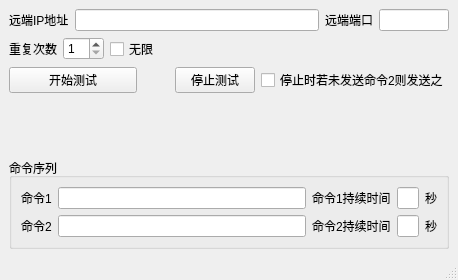
Qt form mainwindow.ui (curious-heart/command_repeater) before a commit.
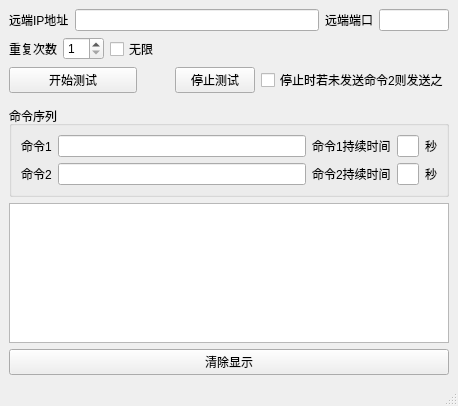
The same form after that commit.

Commit message: Add info-disp; fix idx counter bug.

```diff
--- a/mainwindow.ui
+++ b/mainwindow.ui
@@ -7,7 +7,7 @@
     <x>0</x>
     <y>0</y>
     <width>458</width>
-    <height>280</height>
+    <height>406</height>
    </rect>
   </property>
   <property name="sizePolicy">
@@ -176,7 +176,11 @@
             </widget>
            </item>
            <item>
-            <widget class="QLineEdit" name="cmd1ContentLEdit"/>
+            <widget class="QLineEdit" name="cmd1ContentLEdit">
+             <property name="readOnly">
+              <bool>true</bool>
+             </property>
+            </widget>
            </item>
           </layout>
          </item>
@@ -215,7 +219,11 @@
             </widget>
            </item>
            <item>
-            <widget class="QLineEdit" name="cmd2ContentLEdit"/>
+            <widget class="QLineEdit" name="cmd2ContentLEdit">
+             <property name="readOnly">
+              <bool>true</bool>
+             </property>
+            </widget>
            </item>
           </layout>
          </item>
@@ -229,7 +237,11 @@
             </widget>
            </item>
            <item>
-            <widget class="QLineEdit" name="cmd2DuraLEdit"/>
+            <widget class="QLineEdit" name="cmd2DuraLEdit">
+             <property name="readOnly">
+              <bool>false</bool>
+             </property>
+            </widget>
            </item>
            <item>
             <widget class="QLabel" name="label_9">
@@ -245,6 +257,20 @@
       </layout>
      </widget>
     </item>
+    <item>
+     <widget class="QTextEdit" name="infoDispEdit">
+      <property name="readOnly">
+       <bool>true</bool>
+      </property>
+     </widget>
+    </item>
+    <item>
+     <widget class="QPushButton" name="clrDispPBtn">
+      <property name="text">
+       <string>清除显示</string>
+      </property>
+     </widget>
+    </item>
    </layout>
   </widget>
   <widget class="QMenuBar" name="menubar">
```
The commit also changes 6 other files.
